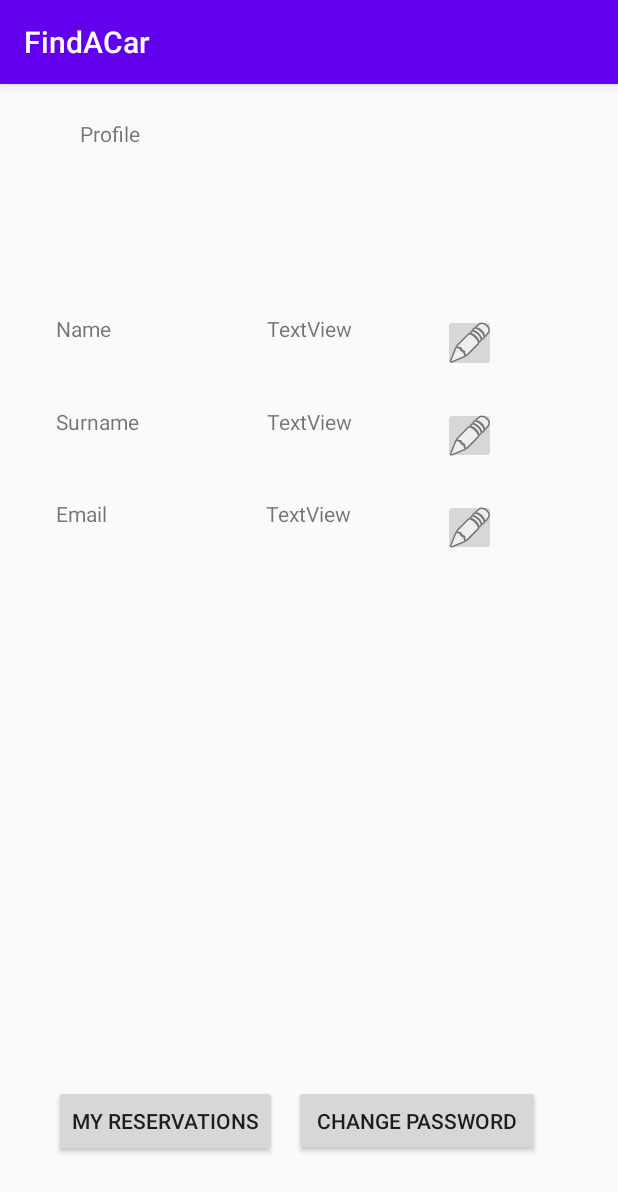
After one commit to NatasaLukic/PMA, an Android app: the UserProfileActivity screen opened directly, with no data from a screen before it, on a phone screen of 412 x 824 dp. The commit adds this screen. Shown: the top 1192 px of the screen. Run offline under Robolectric (Android 15) with nearby library versions, the phone set to English and light mode, and no system bars.

Commit message:
added user profile and change password layouts

```diff
--- a/FindACar/app/src/main/AndroidManifest.xml
+++ b/FindACar/app/src/main/AndroidManifest.xml
@@ -9,6 +9,8 @@
         android:roundIcon="@mipmap/ic_launcher_round"
         android:supportsRtl="true"
         android:theme="@style/AppTheme">
+        <activity android:name=".activites.ChangePasswordActivity"></activity>
+        <activity android:name=".activites.UserProfileActivity" />
         <activity android:name=".activites.SearchResultsActivity" />
         <activity
             android:name=".ui.login.LoginActivity"
--- /dev/null
+++ b/FindACar/app/src/main/java/com/example/findacar/activites/UserProfileActivity.java
@@ -0,0 +1,35 @@
+package com.example.findacar.activites;
+
+import androidx.appcompat.app.AppCompatActivity;
+
+import android.os.Bundle;
+import android.widget.Button;
+import android.widget.ImageButton;
+import android.widget.TextView;
+
+import com.example.findacar.R;
+
+public class UserProfileActivity extends AppCompatActivity {
+    private TextView name;
+    private TextView surname;
+    private TextView email;
+    private Button btnChangePassword;
+    private Button btnMyReservations;
+    private ImageButton editName;
+    private ImageButton editSurname;
+
+    @Override
+    protected void onCreate(Bundle savedInstanceState) {
+        super.onCreate(savedInstanceState);
+        setContentView(R.layout.activity_user_profile);
+
+        name = findViewById(R.id.textViewName);
+        surname = findViewById(R.id.textViewSurname);
+        email = findViewById(R.id.textViewEmail);
+        btnChangePassword = (Button) findViewById(R.id.btnChangePass);
+        btnMyReservations = (Button) findViewById(R.id.btnMyReservations);
+        editName = (ImageButton) findViewById(R.id.btnEditName);
+        editSurname = (ImageButton) findViewById(R.id.btnEditSurname);
+
+    }
+}
--- /dev/null
+++ b/FindACar/app/src/main/res/layout/activity_user_profile.xml
@@ -0,0 +1,242 @@
+<?xml version="1.0" encoding="utf-8"?>
+<androidx.constraintlayout.widget.ConstraintLayout xmlns:android="http://schemas.android.com/apk/res/android"
+    xmlns:app="http://schemas.android.com/apk/res-auto"
+    xmlns:tools="http://schemas.android.com/tools"
+    android:layout_width="match_parent"
+    android:layout_height="match_parent"
+    tools:context=".activites.UserProfileActivity">
+
+    <ImageButton
+        android:id="@+id/btnEditSurname"
+        android:layout_width="35dp"
+        android:layout_height="0dp"
+        android:layout_marginStart="16dp"
+        android:contentDescription="@string/edit"
+        app:layout_constraintBottom_toBottomOf="@+id/textView7"
+        app:layout_constraintEnd_toStartOf="@+id/guideline9"
+        app:layout_constraintStart_toEndOf="@+id/barrier"
+        app:layout_constraintTop_toTopOf="@+id/textView7"
+        app:layout_constraintVertical_bias="0.541"
+        app:srcCompat="@android:drawable/ic_menu_edit" />
+
+    <ImageButton
+        android:id="@+id/btnEditEmail"
+        android:layout_width="35dp"
+        android:layout_height="0dp"
+        android:layout_marginStart="16dp"
+        android:contentDescription="@string/edit"
+        app:layout_constraintBottom_toBottomOf="@+id/textView9"
+        app:layout_constraintEnd_toStartOf="@+id/guideline9"
+        app:layout_constraintStart_toEndOf="@+id/barrier"
+        app:layout_constraintTop_toTopOf="@+id/textView9"
+        app:layout_constraintVertical_bias="0.583"
+        app:srcCompat="@android:drawable/ic_menu_edit" />
+
+    <TextView
+        android:id="@+id/textView"
+        android:layout_width="0dp"
+        android:layout_height="0dp"
+        android:layout_marginStart="16dp"
+        android:layout_marginEnd="32dp"
+        android:text="@string/profile_title"
+        app:layout_constraintBottom_toTopOf="@+id/guideline18"
+        app:layout_constraintEnd_toEndOf="parent"
+        app:layout_constraintStart_toStartOf="@+id/guideline"
+        app:layout_constraintTop_toTopOf="@+id/guideline17" />
+
+    <androidx.constraintlayout.widget.Guideline
+        android:id="@+id/guideline"
+        android:layout_width="0dp"
+        android:layout_height="0dp"
+        android:orientation="vertical"
+        app:layout_constraintGuide_percent="0.09" />
+
+    <TextView
+        android:id="@+id/textViewName"
+        android:layout_width="wrap_content"
+        android:layout_height="0dp"
+        android:text="@string/name"
+        app:layout_constraintBottom_toTopOf="@+id/guideline12"
+        app:layout_constraintStart_toStartOf="@+id/guideline"
+        app:layout_constraintTop_toTopOf="@+id/guideline11" />
+
+    <TextView
+        android:id="@+id/textView3"
+        android:layout_width="wrap_content"
+        android:layout_height="0dp"
+        android:layout_marginStart="43dp"
+        android:text="TextView"
+        app:layout_constraintBottom_toBottomOf="@+id/textViewName"
+        app:layout_constraintEnd_toStartOf="@+id/btnEditName"
+        app:layout_constraintStart_toEndOf="@+id/textViewName"
+        app:layout_constraintTop_toTopOf="@+id/textViewName"
+        app:layout_constraintVertical_bias="0.0"
+        tools:text="Pera" />
+
+    <ImageButton
+        android:id="@+id/btnEditName"
+        android:layout_width="35dp"
+        android:layout_height="0dp"
+        android:layout_marginStart="16dp"
+        android:contentDescription="@string/edit"
+        app:layout_constraintBottom_toBottomOf="@+id/textView3"
+        app:layout_constraintEnd_toStartOf="@+id/guideline9"
+        app:layout_constraintStart_toEndOf="@+id/barrier"
+        app:layout_constraintTop_toTopOf="@+id/textView3"
+        app:srcCompat="@android:drawable/ic_menu_edit" />
+
+    <TextView
+        android:id="@+id/textViewSurname"
+        android:layout_width="wrap_content"
+        android:layout_height="0dp"
+        android:text="@string/surname"
+        app:layout_constraintBottom_toTopOf="@+id/guideline14"
+        app:layout_constraintStart_toStartOf="@+id/guideline"
+        app:layout_constraintTop_toTopOf="@+id/guideline13" />
+
+    <TextView
+        android:id="@+id/textView7"
+        android:layout_width="wrap_content"
+        android:layout_height="0dp"
+        android:layout_marginStart="25dp"
+        android:text="TextView"
+        app:layout_constraintBottom_toBottomOf="@+id/textViewSurname"
+        app:layout_constraintEnd_toStartOf="@+id/btnEditSurname"
+        app:layout_constraintStart_toEndOf="@+id/textViewSurname"
+        app:layout_constraintTop_toTopOf="@+id/textViewSurname"
+        app:layout_constraintVertical_bias="0.0"
+        tools:text="Peric" />
+
+    <TextView
+        android:id="@+id/textViewEmail"
+        android:layout_width="wrap_content"
+        android:layout_height="0dp"
+        android:text="@string/email"
+        app:layout_constraintBottom_toTopOf="@+id/guideline16"
+        app:layout_constraintStart_toStartOf="@+id/guideline"
+        app:layout_constraintTop_toTopOf="@+id/guideline15" />
+
+    <TextView
+        android:id="@+id/textView9"
+        android:layout_width="wrap_content"
+        android:layout_height="0dp"
+        android:layout_marginStart="45dp"
+        android:text="TextView"
+        app:layout_constraintBottom_toBottomOf="@+id/textViewEmail"
+        app:layout_constraintEnd_toStartOf="@+id/btnEditEmail"
+        app:layout_constraintStart_toEndOf="@+id/textViewEmail"
+        app:layout_constraintTop_toTopOf="@+id/textViewEmail"
+        tools:text="pera.peric@uns.ac.rs" />
+
+    <Button
+        android:id="@+id/btnMyReservations"
+        android:layout_width="wrap_content"
+        android:layout_height="wrap_content"
+        android:layout_marginStart="24dp"
+        android:text="@string/btn_my_reservations"
+        app:layout_constraintBottom_toTopOf="@+id/guideline8"
+        app:layout_constraintEnd_toStartOf="@+id/btnChangePass"
+        app:layout_constraintHorizontal_bias="0.5"
+        app:layout_constraintStart_toStartOf="parent"
+        app:layout_constraintTop_toTopOf="@+id/guideline7" />
+
+    <Button
+        android:id="@+id/btnChangePass"
+        android:layout_width="164dp"
+        android:layout_height="47dp"
+        android:layout_marginEnd="40dp"
+        android:capitalize="sentences"
+        android:text="@string/btn_change_pass"
+        app:layout_constraintBottom_toTopOf="@+id/guideline8"
+        app:layout_constraintEnd_toEndOf="parent"
+        app:layout_constraintHorizontal_bias="0.5"
+        app:layout_constraintStart_toEndOf="@+id/btnMyReservations"
+        app:layout_constraintTop_toTopOf="@+id/guideline7" />
+
+    <androidx.constraintlayout.widget.Barrier
+        android:id="@+id/barrier"
+        android:layout_width="wrap_content"
+        android:layout_height="wrap_content"
+        app:barrierDirection="right"
+        app:constraint_referenced_ids="textView9,textView3,textView7"
+        tools:layout_editor_absoluteX="334dp"
+        tools:visibility="invisible" />
+
+    <androidx.constraintlayout.widget.Guideline
+        android:id="@+id/guideline7"
+        android:layout_width="wrap_content"
+        android:layout_height="wrap_content"
+        android:orientation="horizontal"
+        app:layout_constraintGuide_percent="0.85" />
+
+    <androidx.constraintlayout.widget.Guideline
+        android:id="@+id/guideline8"
+        android:layout_width="wrap_content"
+        android:layout_height="wrap_content"
+        android:orientation="horizontal"
+        app:layout_constraintGuide_percent="0.95" />
+
+    <androidx.constraintlayout.widget.Guideline
+        android:id="@+id/guideline9"
+        android:layout_width="wrap_content"
+        android:layout_height="wrap_content"
+        android:orientation="vertical"
+        app:layout_constraintGuide_percent="0.91" />
+
+    <androidx.constraintlayout.widget.Guideline
+        android:id="@+id/guideline11"
+        android:layout_width="wrap_content"
+        android:layout_height="0dp"
+        android:orientation="horizontal"
+        app:layout_constraintGuide_percent="0.2" />
+
+    <androidx.constraintlayout.widget.Guideline
+        android:id="@+id/guideline12"
+        android:layout_width="wrap_content"
+        android:layout_height="wrap_content"
+        android:orientation="horizontal"
+        app:layout_constraintGuide_percent="0.25" />
+
+    <androidx.constraintlayout.widget.Guideline
+        android:id="@+id/guideline13"
+        android:layout_width="wrap_content"
+        android:layout_height="wrap_content"
+        android:orientation="horizontal"
+        app:layout_constraintGuide_percent="0.28" />
+
+    <androidx.constraintlayout.widget.Guideline
+        android:id="@+id/guideline14"
+        android:layout_width="wrap_content"
+        android:layout_height="wrap_content"
+        android:orientation="horizontal"
+        app:layout_constraintGuide_percent="0.33" />
+
+    <androidx.constraintlayout.widget.Guideline
+        android:id="@+id/guideline15"
+        android:layout_width="wrap_content"
+        android:layout_height="wrap_content"
+        android:orientation="horizontal"
+        app:layout_constraintGuide_percent="0.36" />
+
+    <androidx.constraintlayout.widget.Guideline
+        android:id="@+id/guideline16"
+        android:layout_width="wrap_content"
+        android:layout_height="wrap_content"
+        android:orientation="horizontal"
+        app:layout_constraintGuide_percent="0.41" />
+
+    <androidx.constraintlayout.widget.Guideline
+        android:id="@+id/guideline17"
+        android:layout_width="wrap_content"
+        android:layout_height="wrap_content"
+        android:orientation="horizontal"
+        app:layout_constraintGuide_percent="0.03" />
+
+    <androidx.constraintlayout.widget.Guideline
+        android:id="@+id/guideline18"
+        android:layout_width="wrap_content"
+        android:layout_height="wrap_content"
+        android:orientation="horizontal"
+        app:layout_constraintGuide_percent="0.1" />
+
+</androidx.constraintlayout.widget.ConstraintLayout>
--- a/FindACar/app/src/main/res/values/strings.xml
+++ b/FindACar/app/src/main/res/values/strings.xml
@@ -27,4 +27,10 @@
     <string name="previous">Previous</string>
     <string name="hello_first_fragment">Hello first fragment</string>
     <string name="hello_second_fragment">Hello second fragment. Arg: %1$s</string>
+    <string name="edit">Edit</string>
+    <string name="btnOk">Ok</string>
+    <string name="btnCancel">Cancel</string>
+    <string name="oldPassword">Enter old password</string>
+    <string name="newPassword">Enter new password</string>
+    <string name="confirmPassword">Confirm new password</string>
 </resources>
```
Also changed, not shown: FindACar/app/src/main/java/com/example/findacar/activites/ChangePasswordActivity.java (added, +30 -0 lines), FindACar/app/src/main/res/layout/activity_change_password.xml (added, +94 -0 lines).
